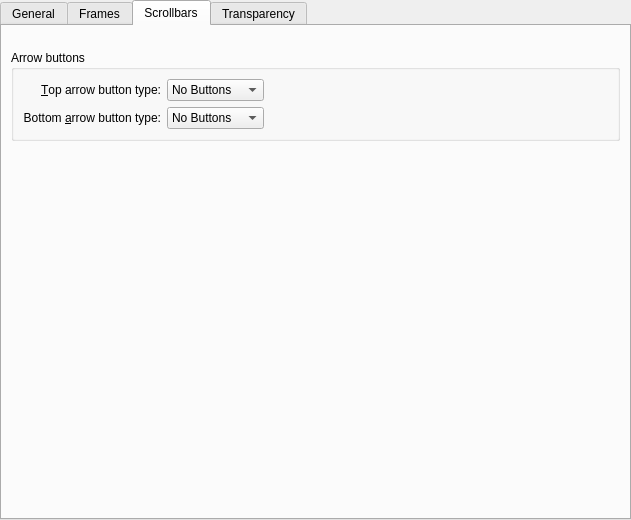
Old version of the form kstyle/config/ui/breezestyleconfig.ui in the repository paulmcauley/klassy.
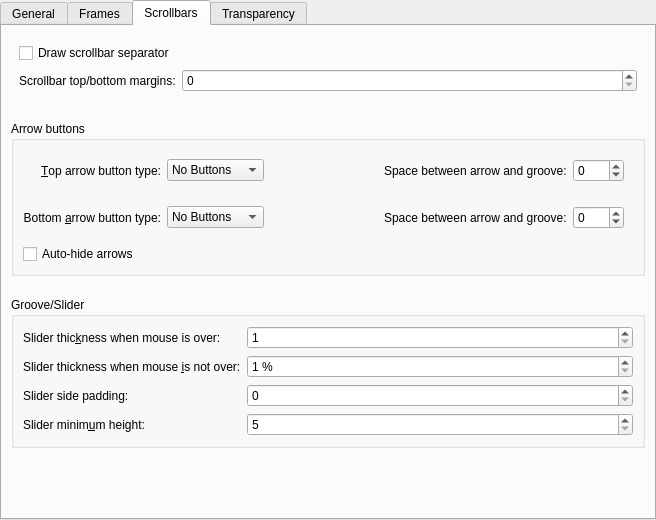
New version of the form. The open tabs and pages were chosen to show the change. Icons and pictures are not drawn.

Commit message:
Gapless autohiding scroll arrows; more scrollbar config options
Update scrollbar behaviour, styling and add gif recording. Allow several
scrollbar config options.

```diff
--- a/kstyle/config/ui/breezestyleconfig.ui
+++ b/kstyle/config/ui/breezestyleconfig.ui
@@ -6,7 +6,7 @@
    <rect>
     <x>0</x>
     <y>0</y>
-    <width>631</width>
+    <width>656</width>
     <height>520</height>
    </rect>
   </property>
@@ -303,7 +303,7 @@
               <string>&amp;Corner radius:</string>
              </property>
              <property name="buddy">
-              <cstring>_frameCustomCornerRadius</cstring>
+              <cstring>_frameCornerRadius</cstring>
              </property>
             </widget>
            </item>
@@ -399,6 +399,39 @@
        <string>Scrollbars</string>
       </attribute>
       <layout class="QVBoxLayout" name="verticalLayout">
+       <item>
+        <layout class="QFormLayout" name="formLayout_4">
+         <property name="leftMargin">
+          <number>8</number>
+         </property>
+         <property name="topMargin">
+          <number>8</number>
+         </property>
+         <property name="rightMargin">
+          <number>8</number>
+         </property>
+         <property name="bottomMargin">
+          <number>8</number>
+         </property>
+         <item row="1" column="0">
+          <widget class="QLabel" name="label_10">
+           <property name="text">
+            <string>Scrollbar top/bottom margins:</string>
+           </property>
+          </widget>
+         </item>
+         <item row="1" column="1">
+          <widget class="QSpinBox" name="_scrollBarTopBottomMargins"/>
+         </item>
+         <item row="0" column="0">
+          <widget class="QCheckBox" name="_scrollBarSeparator">
+           <property name="text">
+            <string>Draw scrollbar separator</string>
+           </property>
+          </widget>
+         </item>
+        </layout>
+       </item>
        <item>
         <spacer name="verticalSpacer_6">
          <property name="orientation">
@@ -423,17 +456,124 @@
          <layout class="QVBoxLayout" name="verticalLayout_4">
           <item>
            <layout class="QGridLayout" name="gridLayout_3">
-            <item row="0" column="0">
-             <widget class="QLabel" name="_scrollBarSubLineLabel">
+            <item row="1" column="3">
+             <widget class="QStackedWidget" name="stackedWidget_2">
+              <property name="currentIndex">
+               <number>0</number>
+              </property>
+              <widget class="QWidget" name="page_bottom_no_buttons">
+               <layout class="QFormLayout" name="formLayout_3"/>
+              </widget>
+              <widget class="QWidget" name="page_bottom_one_button">
+               <layout class="QFormLayout" name="formLayout_6">
+                <item row="0" column="0">
+                 <widget class="QLabel" name="label_4">
+                  <property name="text">
+                   <string>Space between arrow and groove:</string>
+                  </property>
+                  <property name="buddy">
+                   <cstring>_scrollBarBottomOneButtonSpacing</cstring>
+                  </property>
+                 </widget>
+                </item>
+                <item row="0" column="1">
+                 <widget class="QSpinBox" name="_scrollBarBottomOneButtonSpacing">
+                  <property name="minimum">
+                   <number>-10</number>
+                  </property>
+                  <property name="maximum">
+                   <number>10</number>
+                  </property>
+                 </widget>
+                </item>
+               </layout>
+              </widget>
+              <widget class="QWidget" name="page_bottom_two_buttons">
+               <layout class="QFormLayout" name="formLayout_8">
+                <item row="0" column="0">
+                 <widget class="QLabel" name="label_7">
+                  <property name="text">
+                   <string>Space between arrows and groove:</string>
+                  </property>
+                  <property name="buddy">
+                   <cstring>_scrollBarBottomTwoButtonSpacing</cstring>
+                  </property>
+                 </widget>
+                </item>
+                <item row="0" column="1">
+                 <widget class="QSpinBox" name="_scrollBarBottomTwoButtonSpacing">
+                  <property name="minimum">
+                   <number>-10</number>
+                  </property>
+                  <property name="maximum">
+                   <number>10</number>
+                  </property>
+                 </widget>
+                </item>
+               </layout>
+              </widget>
+             </widget>
+            </item>
+            <item row="2" column="0">
+             <widget class="QCheckBox" name="_autoHideArrows">
               <property name="text">
-               <string>&amp;Top arrow button type:</string>
+               <string>Auto-hide arrows</string>
               </property>
-              <property name="alignment">
-               <set>Qt::AlignmentFlag::AlignRight|Qt::AlignmentFlag::AlignTrailing|Qt::AlignmentFlag::AlignVCenter</set>
+             </widget>
+            </item>
+            <item row="0" column="3">
+             <widget class="QStackedWidget" name="stackedWidget">
+              <property name="currentIndex">
+               <number>0</number>
               </property>
-              <property name="buddy">
-               <cstring>_scrollBarSubLineButtons</cstring>
-              </property>
+              <widget class="QWidget" name="page_top_no_buttons">
+               <layout class="QFormLayout" name="formLayout"/>
+              </widget>
+              <widget class="QWidget" name="page_top_one_button">
+               <layout class="QFormLayout" name="formLayout_5">
+                <item row="0" column="0">
+                 <widget class="QLabel" name="label_3">
+                  <property name="text">
+                   <string>Space between arrow and groove:</string>
+                  </property>
+                  <property name="buddy">
+                   <cstring>_scrollBarTopOneButtonSpacing</cstring>
+                  </property>
+                 </widget>
+                </item>
+                <item row="0" column="1">
+                 <widget class="QSpinBox" name="_scrollBarTopOneButtonSpacing">
+                  <property name="minimum">
+                   <number>-10</number>
+                  </property>
+                  <property name="maximum">
+                   <number>10</number>
+                  </property>
+                 </widget>
+                </item>
+               </layout>
+              </widget>
+              <widget class="QWidget" name="page_top_two_buttons">
+               <layout class="QFormLayout" name="formLayout_7">
+                <item row="0" column="1">
+                 <widget class="QSpinBox" name="_scrollBarTopTwoButtonSpacing">
+                  <property name="minimum">
+                   <number>-10</number>
+                  </property>
+                  <property name="maximum">
+                   <number>10</number>
+                  </property>
+                 </widget>
+                </item>
+                <item row="0" column="0">
+                 <widget class="QLabel" name="label_6">
+                  <property name="text">
+                   <string>Space between arrows and groove:</string>
+                  </property>
+                 </widget>
+                </item>
+               </layout>
+              </widget>
              </widget>
             </item>
             <item row="0" column="1">
@@ -487,6 +627,19 @@
               </item>
              </widget>
             </item>
+            <item row="0" column="0">
+             <widget class="QLabel" name="_scrollBarSubLineLabel">
+              <property name="text">
+               <string>&amp;Top arrow button type:</string>
+              </property>
+              <property name="alignment">
+               <set>Qt::AlignmentFlag::AlignRight|Qt::AlignmentFlag::AlignTrailing|Qt::AlignmentFlag::AlignVCenter</set>
+              </property>
+              <property name="buddy">
+               <cstring>_scrollBarSubLineButtons</cstring>
+              </property>
+             </widget>
+            </item>
             <item row="0" column="2">
              <spacer name="horizontalSpacer">
               <property name="orientation">
@@ -521,6 +674,120 @@
          </property>
         </spacer>
        </item>
+       <item>
+        <widget class="QGroupBox" name="groupBox_2">
+         <property name="title">
+          <string>Groove/Slider</string>
+         </property>
+         <layout class="QVBoxLayout" name="verticalLayout_5">
+          <item>
+           <layout class="QFormLayout" name="formLayout_2">
+            <item row="1" column="0">
+             <widget class="QLabel" name="label">
+              <property name="text">
+               <string>Slider thic&amp;kness when mouse is over:</string>
+              </property>
+              <property name="buddy">
+               <cstring>_scrollBarSliderThicknessMouseOver</cstring>
+              </property>
+             </widget>
+            </item>
+            <item row="1" column="1">
+             <widget class="QSpinBox" name="_scrollBarSliderThicknessMouseOver">
+              <property name="minimumSize">
+               <size>
+                <width>74</width>
+                <height>0</height>
+               </size>
+              </property>
+              <property name="minimum">
+               <number>1</number>
+              </property>
+              <property name="maximum">
+               <number>50</number>
+              </property>
+             </widget>
+            </item>
+            <item row="2" column="0">
+             <widget class="QLabel" name="label_2">
+              <property name="text">
+               <string>Slider thickness when mouse &amp;is not over:</string>
+              </property>
+              <property name="buddy">
+               <cstring>_scrollBarSliderThicknessMouseNotOverPercent</cstring>
+              </property>
+             </widget>
+            </item>
+            <item row="2" column="1">
+             <widget class="QSpinBox" name="_scrollBarSliderThicknessMouseNotOverPercent">
+              <property name="suffix">
+               <string> %</string>
+              </property>
+              <property name="minimum">
+               <number>1</number>
+              </property>
+              <property name="maximum">
+               <number>100</number>
+              </property>
+             </widget>
+            </item>
+            <item row="3" column="1">
+             <widget class="QSpinBox" name="_scrollBarSliderPadding">
+              <property name="minimumSize">
+               <size>
+                <width>74</width>
+                <height>0</height>
+               </size>
+              </property>
+              <property name="maximum">
+               <number>20</number>
+              </property>
+             </widget>
+            </item>
+            <item row="3" column="0">
+             <widget class="QLabel" name="label_5">
+              <property name="text">
+               <string>Slider side padding:</string>
+              </property>
+              <property name="buddy">
+               <cstring>_scrollBarSliderPadding</cstring>
+              </property>
+             </widget>
+            </item>
+            <item row="4" column="1">
+             <widget class="QSpinBox" name="_scrollBarMinSliderHeight">
+              <property name="minimumSize">
+               <size>
+                <width>74</width>
+                <height>0</height>
+               </size>
+              </property>
+              <property name="minimum">
+               <number>5</number>
+              </property>
+              <property name="maximum">
+               <number>80</number>
+              </property>
+              <property name="singleStep">
+               <number>2</number>
+              </property>
+             </widget>
+            </item>
+            <item row="4" column="0">
+             <widget class="QLabel" name="label_8">
+              <property name="text">
+               <string>Slider minim&amp;um height:</string>
+              </property>
+              <property name="buddy">
+               <cstring>_scrollBarMinSliderHeight</cstring>
+              </property>
+             </widget>
+            </item>
+           </layout>
+          </item>
+         </layout>
+        </widget>
+       </item>
        <item>
         <spacer name="verticalSpacer_4">
          <property name="orientation">
```
Left out of the diff: 112 changed lines with no effect on the pictures. The commit also changes 10 other files.
